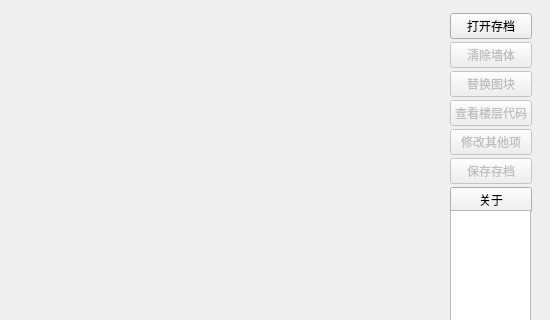
Above: savemain.ui from cfwnico/xinSavedataEditor before the change; both pictures show x 0 to 550 and y 0 to 320 of the 550 by 460 pixel window. Below: the same form after it.
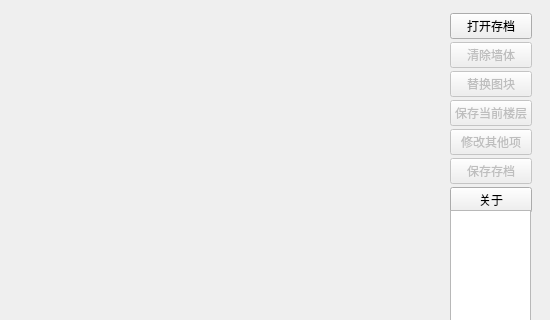
That is the form after the change.

What changed in the file:
```diff
--- a/savemain.ui
+++ b/savemain.ui
@@ -72,7 +72,7 @@
         <bool>false</bool>
        </property>
        <property name="text">
-        <string>查看楼层代码</string>
+        <string>保存当前楼层</string>
        </property>
       </widget>
      </item>
```
Left out of the diff: 2 changed lines with no effect on the pictures.
